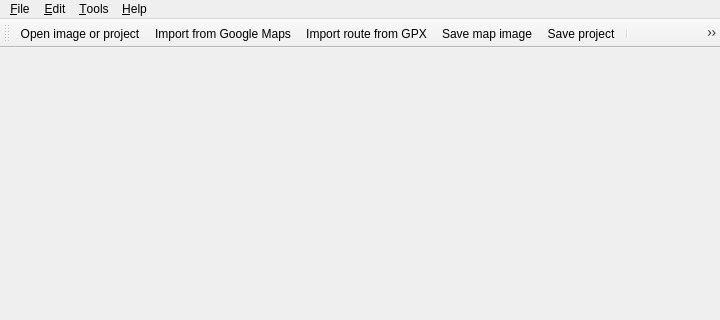
Before: the Qt Designer form src/routegen.ui in michjans/routegen, drawn with Qt 5; both pictures show x 0 to 720 and y 0 to 320 of the 720 by 520 pixel window.
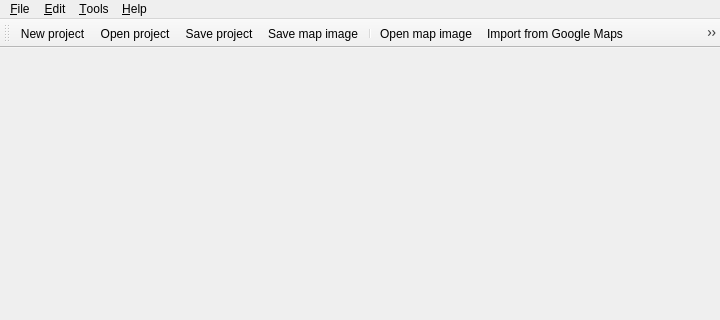
After: the same form once the commit is applied. Icons and pictures are not drawn.

Commit message: -Save project on close -New project button added on toolbar (and menu) -Open of projects and map images now separated -Some new icons for toolbar added (and removed)

Diff of the .ui file:
```diff
--- a/src/routegen.ui
+++ b/src/routegen.ui
@@ -108,11 +108,14 @@
    <attribute name="toolBarBreak">
     <bool>false</bool>
    </attribute>
+   <addaction name="actionNew_project"/>
+   <addaction name="actionOpen_project"/>
+   <addaction name="actionSave_project"/>
+   <addaction name="actionSave_image"/>
+   <addaction name="separator"/>
    <addaction name="actionOpen_image"/>
    <addaction name="actionImport_Google_Map"/>
    <addaction name="actionImport_GPX"/>
-   <addaction name="actionSave_image"/>
-   <addaction name="actionSave_project"/>
    <addaction name="separator"/>
    <addaction name="actionDraw_mode"/>
    <addaction name="actionNew_route"/>
@@ -125,6 +128,7 @@
    <addaction name="actionGenerate_map"/>
    <addaction name="separator"/>
    <addaction name="action_Quit"/>
+   <addaction name="separator"/>
   </widget>
   <action name="actionOpen_image">
    <property name="icon">
@@ -132,7 +136,7 @@
      <normaloff>:/icons/icons/fileopen.png</normaloff>:/icons/icons/fileopen.png</iconset>
    </property>
    <property name="text">
-    <string>&amp;Open image or project</string>
+    <string>&amp;Open map image</string>
    </property>
    <property name="toolTip">
     <string>Open project or background image with map</string>
@@ -156,7 +160,7 @@
      <normaloff>:/icons/icons/filesave.png</normaloff>:/icons/icons/filesave.png</iconset>
    </property>
    <property name="text">
-    <string>&amp;Save image</string>
+    <string>&amp;Save map image</string>
    </property>
    <property name="iconText">
     <string>Save map image</string>
@@ -300,6 +304,30 @@
     <string>Save project (map and route)</string>
    </property>
   </action>
+  <action name="actionNew_project">
+   <property name="icon">
+    <iconset resource="routegen.qrc">
+     <normaloff>:/icons/icons/action_filenew.svg</normaloff>:/icons/icons/action_filenew.svg</iconset>
+   </property>
+   <property name="text">
+    <string>&amp;New project</string>
+   </property>
+   <property name="toolTip">
+    <string>Start new project</string>
+   </property>
+  </action>
+  <action name="actionOpen_project">
+   <property name="icon">
+    <iconset resource="routegen.qrc">
+     <normaloff>:/icons/icons/fileopen.png</normaloff>:/icons/icons/fileopen.png</iconset>
+   </property>
+   <property name="text">
+    <string>Open p&amp;roject</string>
+   </property>
+   <property name="toolTip">
+    <string>Open a route generator project</string>
+   </property>
+  </action>
  </widget>
  <resources>
   <include location="routegen.qrc"/>
```
Left out of the diff: 18 changed lines with no effect on the pictures. The commit also changes 14 other files.
